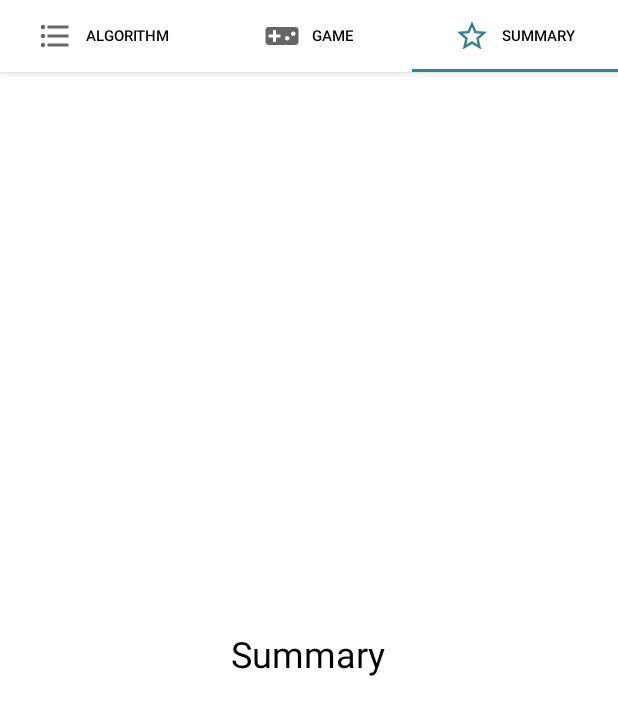
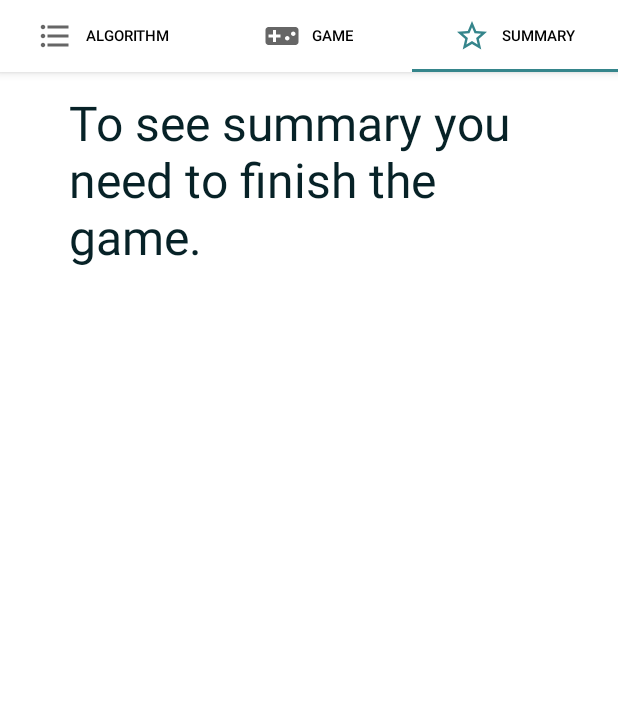
Before and after one commit to Marcin-99/path-finding-game, an Android app: the screen it shows after launch (MainActivity), tab 3 chosen, on a phone screen of 412 x 824 dp. Shown: the top 715 px of the screen. Run offline under Robolectric (Android 15) with nearby library versions, the phone set to English and light mode, and no system bars.

Commit message:
Implement dynamic behavior for summary page

```diff
--- a/app/src/main/java/com/example/path_finding_app/MainActivity.kt
+++ b/app/src/main/java/com/example/path_finding_app/MainActivity.kt
@@ -52,6 +52,10 @@ class MainActivity : AppCompatActivity() {
         score += increment
     }
 
+    fun setIsGameFinished() {
+        isGameFinished = !isGameFinished
+    }
+
     private fun setUpTabs() {
         val adapter = ViewPagerAdapter(supportFragmentManager)
         adapter.addFragment(ChooseAlgorithm(), "Algorithm")
--- a/app/src/main/java/com/example/path_finding_app/fragments/Summary.kt
+++ b/app/src/main/java/com/example/path_finding_app/fragments/Summary.kt
@@ -5,13 +5,37 @@ import androidx.fragment.app.Fragment
 import android.view.LayoutInflater
 import android.view.View
 import android.view.ViewGroup
+import android.widget.TextView
 import com.example.path_finding_app.MainActivity
 import com.example.path_finding_app.R
 
 class Summary : Fragment() {
 
+    protected lateinit var root: View
+
     override fun onResume() {
-        //(activity as MainActivity).changeTab(1)
+        if ((activity as MainActivity).isGameFinished === true) {
+            val congratulationsText: TextView =
+                root.findViewById<View>(R.id.congratulationsText) as TextView
+            congratulationsText.text = "Congratulations!"
+
+            val algorithmText: TextView =
+                root.findViewById<View>(R.id.algorithmCongratulationsText) as TextView
+            algorithmText.text =
+                "You finished all levels for ${(activity as MainActivity).selectedAlgorithm} algorithm."
+
+            val yourScoreText: TextView = root.findViewById<View>(R.id.yourScoreText) as TextView
+            yourScoreText.text = "Your score:"
+
+            val summaryScoreText: TextView = root.findViewById<View>(R.id.summaryScore) as TextView
+            summaryScoreText.text = "${(activity as MainActivity).score}/7500"
+        }
+        else {
+            val congratulationsText: TextView =
+                root.findViewById<View>(R.id.congratulationsText) as TextView
+            congratulationsText.text = "To see summary you need to finish the game."
+        }
+
         super.onResume()
     }
 
@@ -19,7 +43,7 @@ class Summary : Fragment() {
         inflater: LayoutInflater, container: ViewGroup?,
         savedInstanceState: Bundle?
     ): View? {
-        var root = inflater.inflate(R.layout.fragment_summary, container, false)
+        root = inflater.inflate(R.layout.fragment_summary, container, false)
         return root
     }
 }
--- a/app/src/main/res/layout/fragment_summary.xml
+++ b/app/src/main/res/layout/fragment_summary.xml
@@ -1,21 +1,48 @@
 <?xml version="1.0" encoding="utf-8"?>
-<FrameLayout xmlns:android="http://schemas.android.com/apk/res/android"
+<LinearLayout xmlns:android="http://schemas.android.com/apk/res/android"
     xmlns:tools="http://schemas.android.com/tools"
     android:layout_width="match_parent"
     android:layout_height="match_parent"
-    tools:context=".fragments.Summary">
+    android:orientation="vertical"
+    tools:context=".fragments.Game">
 
-    <RelativeLayout
-        android:layout_width="match_parent"
-        android:layout_height="match_parent">
+    <TextView
+        android:id="@+id/congratulationsText"
+        android:layout_width="320dp"
+        android:layout_height="wrap_content"
+        android:text=""
+        android:textColor="@color/textPrimary"
+        android:layout_gravity="center"
+        android:layout_marginTop="12dp"
+        android:textSize="32dp" />
 
-        <TextView
-            android:layout_width="wrap_content"
-            android:layout_height="wrap_content"
-            android:layout_centerInParent="true"
-            android:text="Summary"
-            android:textColor="@android:color/black"
-            android:textSize="24sp" />
-    </RelativeLayout>
+    <TextView
+        android:id="@+id/algorithmCongratulationsText"
+        android:layout_width="320dp"
+        android:layout_height="wrap_content"
+        android:text=""
+        android:textColor="@color/textPrimary"
+        android:layout_gravity="center"
+        android:layout_marginTop="12dp"
+        android:textSize="32dp" />
 
-</FrameLayout>
+    <TextView
+        android:id="@+id/yourScoreText"
+        android:layout_width="wrap_content"
+        android:layout_height="wrap_content"
+        android:text=""
+        android:textColor="@color/textPrimary"
+        android:layout_gravity="center"
+        android:layout_marginTop="12dp"
+        android:textSize="32dp" />
+
+    <TextView
+        android:id="@+id/summaryScore"
+        android:layout_width="wrap_content"
+        android:layout_height="wrap_content"
+        android:text=""
+        android:textColor="@color/textPrimary"
+        android:layout_gravity="center"
+        android:textSize="32dp" />
+
+</LinearLayout>
```
Also changed, not shown: app/src/main/java/com/example/path_finding_app/fragments/Game.kt (+12 -3 lines).
